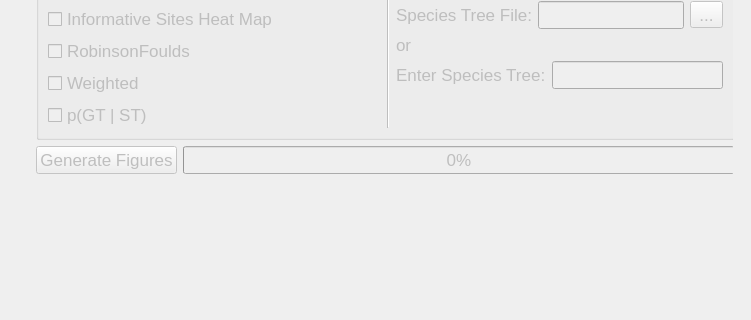
Above: module/gui_layout.ui from chilleo/ALPHA before the change; both pictures show x 0 to 751 and y 464 to 784 of the 751 by 983 pixel window. Below: the same form after it.
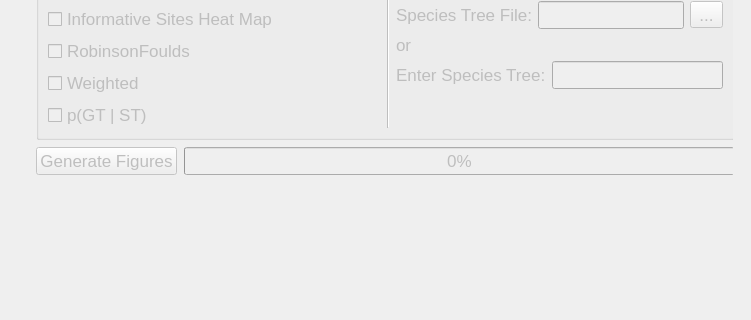
That is the form after the change. The open tabs and pages were chosen to show the change.

```diff
--- a/module/gui_layout.ui
+++ b/module/gui_layout.ui
@@ -1317,8 +1317,8 @@
               <rect>
                <x>0</x>
                <y>0</y>
-               <width>701</width>
-               <height>723</height>
+               <width>949</width>
+               <height>498</height>
               </rect>
              </property>
              <property name="sizePolicy">
@@ -1369,7 +1369,7 @@
                 </property>
                 <layout class="QVBoxLayout" name="verticalLayout_12">
                  <property name="spacing">
-                  <number>-1</number>
+                  <number>7</number>
                  </property>
                  <item>
                   <widget class="QGroupBox" name="graphOptionsGroupBox">
```
Left out of the diff: 10 changed lines with no effect on the pictures.
